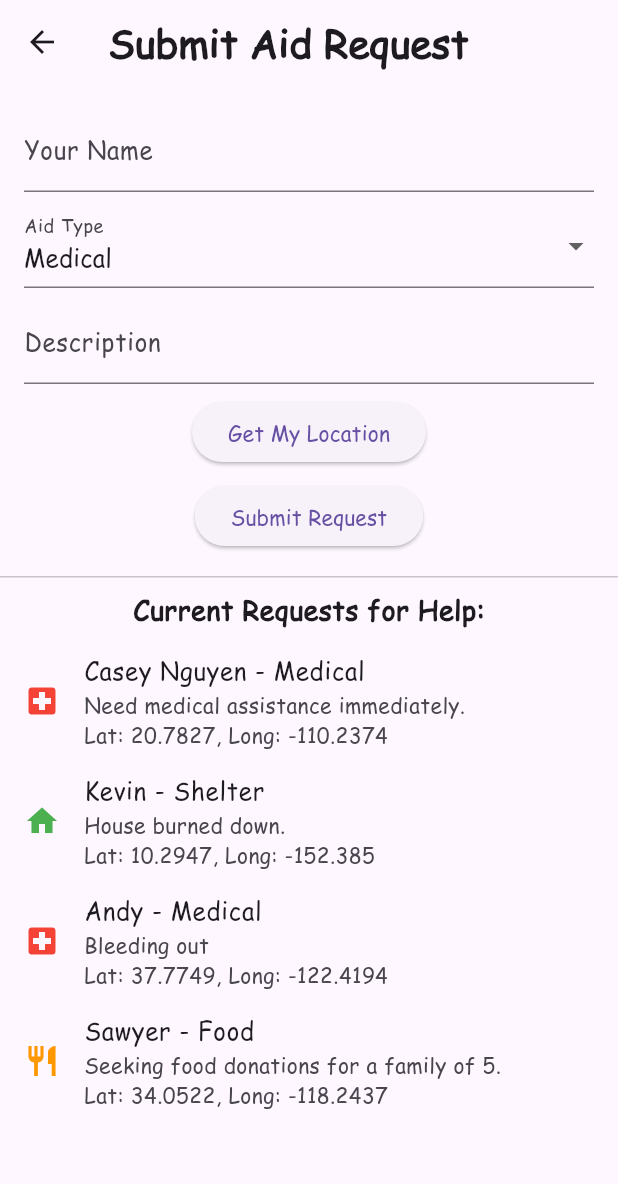
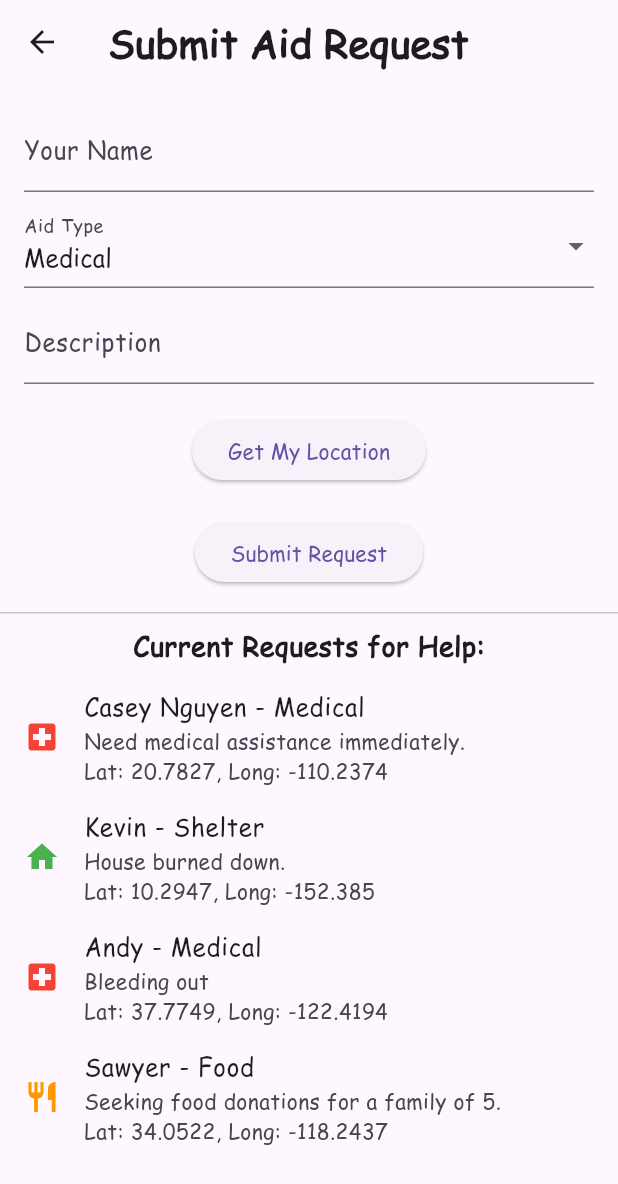
Before and after one commit to ceenguyen05/CS3354Project, a Flutter app: the screen it shows after launch, after a tap on "Request for Help", on a phone screen of 412 x 824 dp. Shown: the top 1184 px of the screen. Run offline on Flutter 3.47's test engine with Material 3 defaults, Android fonts, the phone set to English and light mode, and no system bars; our stand-ins replace geolocator.

Commit message:
navbar update

```diff
--- a/code_1/lib/navbar/nav_bar.dart
+++ b/code_1/lib/navbar/nav_bar.dart
@@ -1,5 +1,5 @@
 import 'package:flutter/material.dart';
-import '../screens/profile_screen.dart'; // Ensure the correct path
+import '../screens/profile_screen.dart';
 
 class CustomNavigationBar extends StatelessWidget {
   const CustomNavigationBar({super.key});
@@ -8,25 +8,26 @@ class CustomNavigationBar extends StatelessWidget {
   Widget build(BuildContext context) {
     return Container(
       padding: const EdgeInsets.symmetric(horizontal: 24, vertical: 16),
-      child: Row(
+      child: Column(
         children: [
-          // Logo aligned to the left
+          // Row with expanded space between logo and button
+          Row(
+            mainAxisAlignment: MainAxisAlignment.spaceBetween,
+            children: [
+              // Logo on the left
               SizedBox(
                 height: 80,
                 width: 150,
                 child: Image.asset('assets/logo.png'),
               ),
 
-          // Spacer to push sign-in to the right
-          const Spacer(),
+              // Use Spacer to push the signup button to the right
+              Expanded(
+                child: Container(),
+              ),
 
-          // Sign In aligned to the right
-          Wrap(
-            alignment: WrapAlignment.end,
-            spacing: 16,
-            children: [
-              _NavBarItem(
-                title: 'Sign Up/Sign In',
+              // Sign-up button
+              _HoverableSignInButton(
                 onTap: () {
                   Navigator.push(
                     context,
@@ -44,23 +45,60 @@ class CustomNavigationBar extends StatelessWidget {
   }
 }
 
-class _NavBarItem extends StatelessWidget {
-  final String title;
-  final VoidCallback? onTap;
+class _HoverableSignInButton extends StatefulWidget {
+  final VoidCallback onTap;
+  // ignore: unused_element_parameter
+  const _HoverableSignInButton({required this.onTap, super.key});
 
-  // ignore: unused_element_parameter
-  const _NavBarItem({required this.title, this.onTap, super.key});
+  @override
+  State<_HoverableSignInButton> createState() => _HoverableSignInButtonState();
+}
+
+class _HoverableSignInButtonState extends State<_HoverableSignInButton> {
+  bool _isHovered = false;
 
   @override
   Widget build(BuildContext context) {
-    return GestureDetector(
-      onTap: onTap,
-      child: Text(
-        title,
-        style: const TextStyle(
-          fontSize: 18,
+    final baseColor = Colors.white;
+    final hoverColor = Colors.white;
+
+    return MouseRegion(
+      onEnter: (_) => setState(() => _isHovered = true),
+      onExit: (_) => setState(() => _isHovered = false),
+      child: GestureDetector(
+        onTap: widget.onTap,
+        child: AnimatedContainer(
+          duration: const Duration(milliseconds: 200),
+          padding: const EdgeInsets.symmetric(horizontal: 20, vertical: 12),
+          decoration: BoxDecoration(
+            color: _isHovered ? hoverColor : baseColor,
+            borderRadius: BorderRadius.circular(30),
+            boxShadow: [
+              if (_isHovered)
+                const BoxShadow(
+                  color: Colors.black26,
+                  blurRadius: 8,
+                  offset: Offset(0, 4),
+                ),
+            ],
+            border: Border.all(color: Colors.black12),
+          ),
+          child: Row(
+            mainAxisSize: MainAxisSize.min,
+            children: const [
+              Icon(Icons.person, color: Colors.black),
+              SizedBox(width: 8),
+              Text(
+                'Sign Up / Sign In',
+                style: TextStyle(
+                  fontSize: 16,
                   color: Colors.black,
-          decoration: TextDecoration.underline,
+                  fontWeight: FontWeight.w600,
+                  letterSpacing: 1.0,
+                ),
+              ),
+            ],
+          ),
         ),
       ),
     );
--- a/code_1/lib/screens/donation_screen.dart
+++ b/code_1/lib/screens/donation_screen.dart
@@ -116,7 +116,7 @@ class _DonationScreenState extends State<DonationScreen> {
                     decoration: const InputDecoration(labelText: "Amount / Description"),
                     validator: (value) => value == null || value.isEmpty ? "Enter a description" : null,
                   ),
-                  const SizedBox(height: 10),
+                  const SizedBox(height: 20),
                   ElevatedButton(
                     onPressed: _submitDonation,
                     // ignore: sort_child_properties_last
--- a/code_1/lib/screens/request_posting_screen.dart
+++ b/code_1/lib/screens/request_posting_screen.dart
@@ -133,7 +133,7 @@ class _RequestPostingScreenState extends State<RequestPostingScreen> {
                     validator: (value) =>
                         (value == null || value.isEmpty) ? 'Please enter a description' : null,
                   ),
-                  const SizedBox(height: 8),
+                  const SizedBox(height: 20),
                   ElevatedButton(
                     onPressed: _getLocation,
                     child: const Text('Get My Location'),
@@ -153,7 +153,7 @@ class _RequestPostingScreenState extends State<RequestPostingScreen> {
                         style: TextStyle(color: Colors.red),
                       ),
                     ),
-                  const SizedBox(height: 8),
+                  const SizedBox(height: 20),
                   ElevatedButton(
                     onPressed: _submitRequest,
                     child: const Text('Submit Request'),
```
Also changed, not shown: code_1/lib/screens/emergency_alerts_screen.dart (+15 -7 lines), 1 other file. Lines whose indentation alone changed are shown as unchanged.
